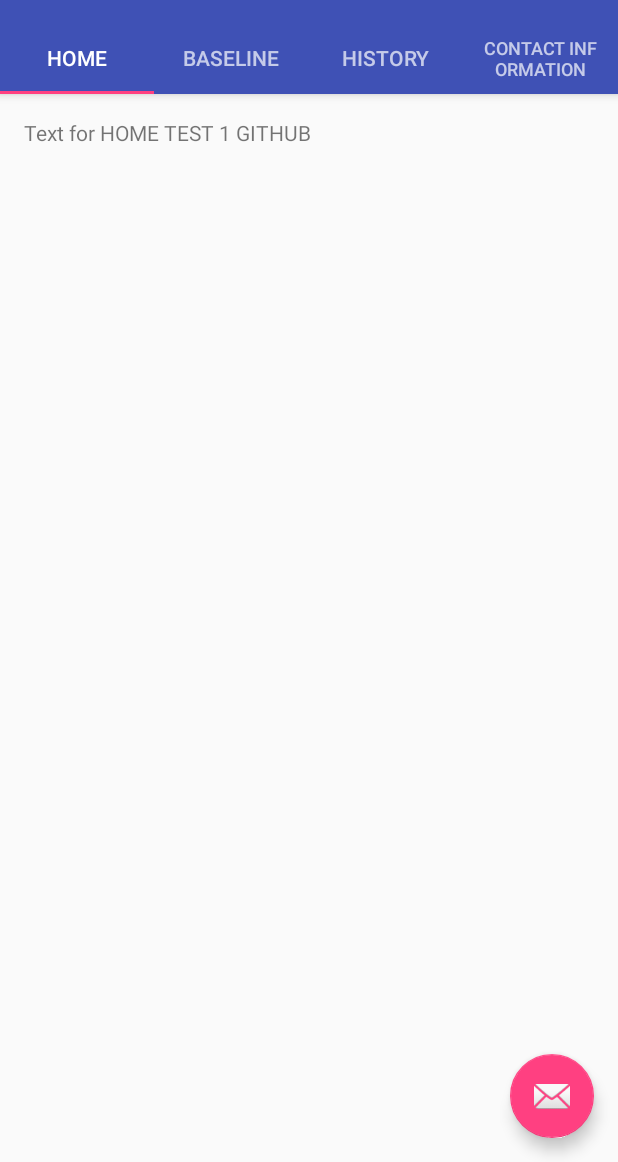
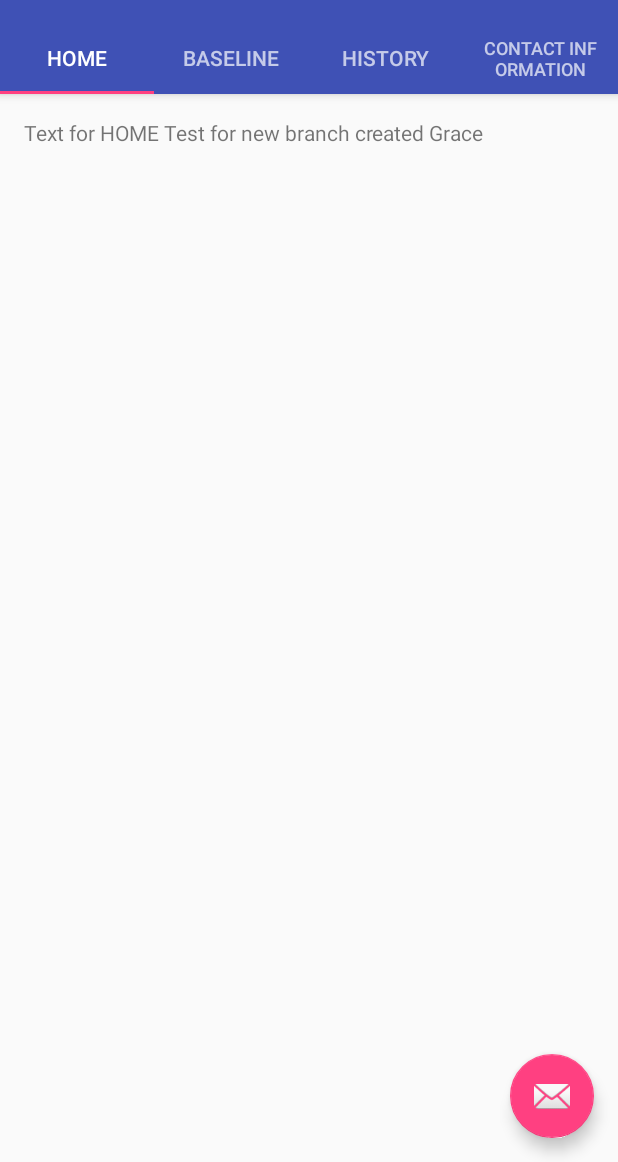
Before and after one commit to liyy3/capstone, an Android app: the screen it shows after launch (MainActivity), on a phone screen of 412 x 824 dp, the part 74-1236 px from its top. Run offline under Robolectric (Android 15) with nearby library versions, the phone set to English and light mode, and no system bars.

Commit message:
Commit attempt Jan 05, 2017

```diff
--- a/app/src/main/res/layout/tab1contents.xml
+++ b/app/src/main/res/layout/tab1contents.xml
@@ -12,6 +12,6 @@
         android:id="@+id/section_label"
         android:layout_width="wrap_content"
         android:layout_height="wrap_content"
-        android:text="Text for HOME TEST 1 GITHUB"/>
+        android:text="Text for HOME Test for new branch created Grace"/>
 
 </RelativeLayout>
```
